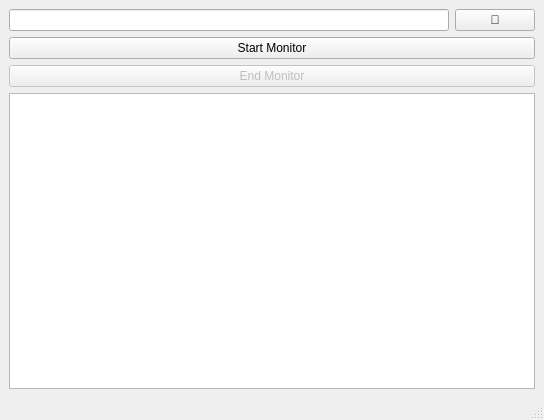
Before: the Qt Designer form src/mayarepacker/ui/MayaAutoPackageReloader.ui in InTack2/mayarepacker, drawn with Qt 5.
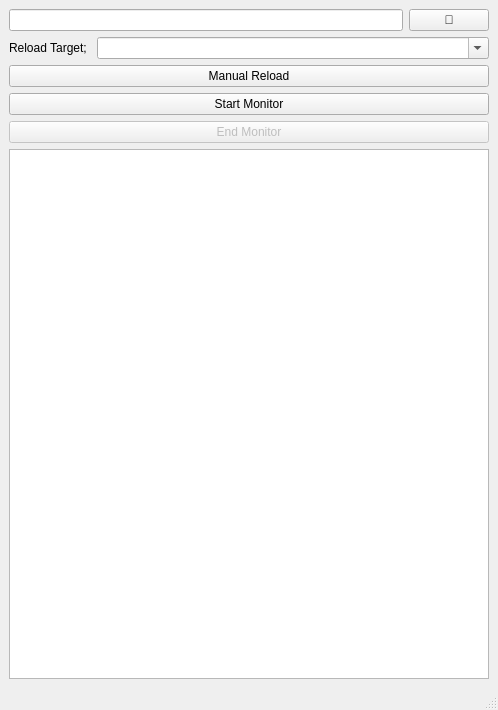
After: the same form once the commit is applied.

Commit message: add manual reload function. and add log view.

The edit to the form file:
```diff
--- a/src/mayarepacker/ui/MayaAutoPackageReloader.ui
+++ b/src/mayarepacker/ui/MayaAutoPackageReloader.ui
@@ -6,8 +6,8 @@
    <rect>
     <x>0</x>
     <y>0</y>
-    <width>544</width>
-    <height>420</height>
+    <width>498</width>
+    <height>710</height>
    </rect>
   </property>
   <property name="windowTitle">
@@ -19,6 +19,9 @@
      <layout class="QHBoxLayout" name="horizontalLayout">
       <item>
        <widget class="QLineEdit" name="PathLineEdit">
+        <property name="enabled">
+         <bool>true</bool>
+        </property>
         <property name="readOnly">
          <bool>true</bool>
         </property>
@@ -26,6 +29,9 @@
       </item>
       <item>
        <widget class="QPushButton" name="OpenFolderButton">
+        <property name="enabled">
+         <bool>true</bool>
+        </property>
         <property name="text">
          <string>📁</string>
         </property>
@@ -33,6 +39,43 @@
       </item>
      </layout>
     </item>
+    <item>
+     <layout class="QHBoxLayout" name="horizontalLayout_2">
+      <item>
+       <widget class="QLabel" name="label">
+        <property name="sizePolicy">
+         <sizepolicy hsizetype="Fixed" vsizetype="Preferred">
+          <horstretch>0</horstretch>
+          <verstretch>0</verstretch>
+         </sizepolicy>
+        </property>
+        <property name="text">
+         <string>Reload Target; </string>
+        </property>
+       </widget>
+      </item>
+      <item>
+       <widget class="QComboBox" name="ReloadTargetBox">
+        <property name="sizePolicy">
+         <sizepolicy hsizetype="Preferred" vsizetype="Fixed">
+          <horstretch>0</horstretch>
+          <verstretch>0</verstretch>
+         </sizepolicy>
+        </property>
+        <property name="editable">
+         <bool>true</bool>
+        </property>
+       </widget>
+      </item>
+     </layout>
+    </item>
+    <item>
+     <widget class="QPushButton" name="ManualReloadButton">
+      <property name="text">
+       <string>Manual Reload</string>
+      </property>
+     </widget>
+    </item>
     <item>
      <widget class="QPushButton" name="StartMonitorButton">
       <property name="text">
@@ -51,7 +94,7 @@
      </widget>
     </item>
     <item>
-     <widget class="QListView" name="ConsoleListView"/>
+     <widget class="QPlainTextEdit" name="ConsoleTextEdit"/>
     </item>
    </layout>
   </widget>
```
Left out of the diff: 2 changed lines with no effect on the pictures. The commit also changes 5 other files.
